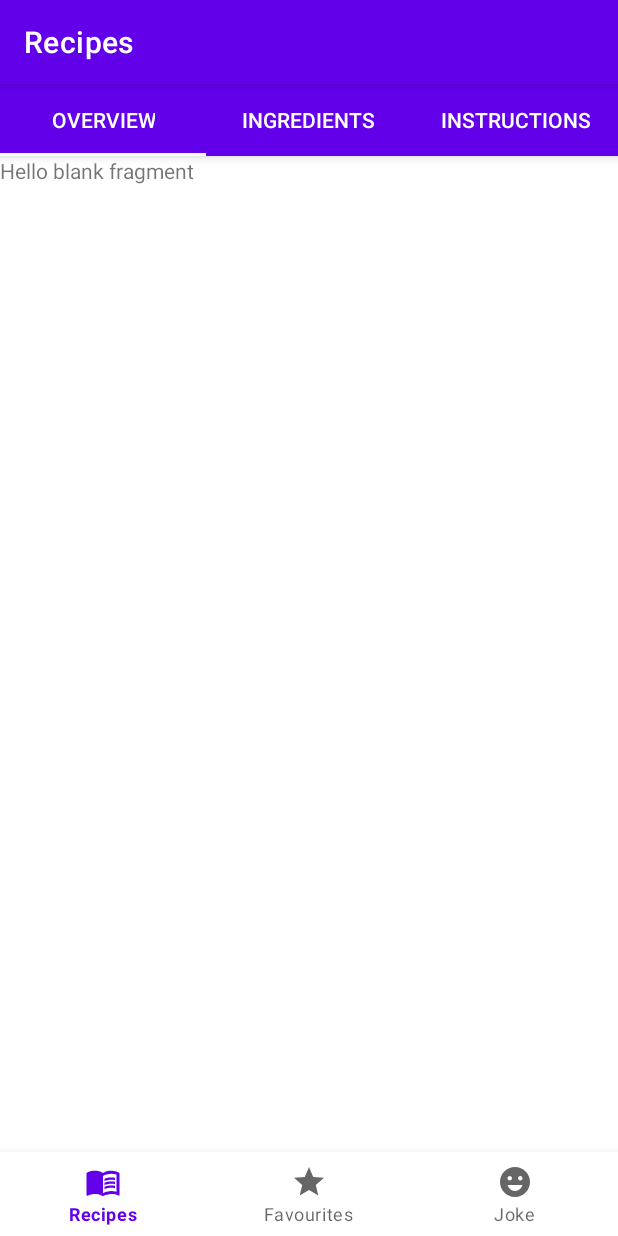
After one commit to rmalldt/cookbook-mvvm, an Android app: the fragment DetailsFragment placed in its activity, on a phone screen of 412 x 824 dp. The commit adds this screen. Run offline under Robolectric (Android 15) with nearby library versions, the phone set to English and light mode, and no system bars; our stand-ins replace Dagger/Hilt's generated code, Room's generated code, Timber, navigation-ui; pictures from the network do not load; Roboto replaces fonts that are not available here; 3 statements that could not run were skipped.

Commit message:
Added DetailsFragment and setup viewpager tablayout

```diff
--- a/app/src/main/java/com/rm/myrecipes/ui/fragments/recipes/RecipesBottomSheetFragment.kt
+++ b/app/src/main/java/com/rm/myrecipes/ui/fragments/recipes/RecipesBottomSheetFragment.kt
@@ -104,7 +104,7 @@ class RecipesBottomSheetFragment : BottomSheetDialogFragment() {
             }
 
             findNavController().navigate(RecipesBottomSheetFragmentDirections
-                .actionRecipesBottomSheetFragmentToRecipesFragment(true)
+                .actionRecipesBottomSheetFragmentToRecipesFragment()
             )
         }
     }
--- a/app/src/main/java/com/rm/myrecipes/ui/fragments/recipes/RecipesFragment.kt
+++ b/app/src/main/java/com/rm/myrecipes/ui/fragments/recipes/RecipesFragment.kt
@@ -21,6 +21,7 @@ import com.rm.myrecipes.databinding.FragmentRecipesBinding
 import com.rm.myrecipes.domain.data.Recipes
 import com.rm.myrecipes.ui.common.FetchState
 import com.rm.myrecipes.ui.common.UiState
+import com.rm.myrecipes.ui.fragments.recipes.adapter.RecipesAdapter
 import com.rm.myrecipes.ui.utils.setGone
 import com.rm.myrecipes.ui.utils.setVisible
 import com.rm.myrecipes.ui.utils.toast
--- a/app/src/main/java/com/rm/myrecipes/ui/fragments/recipes/RecipesAdapter.kt
+++ b/app/src/main/java/com/rm/myrecipes/ui/fragments/recipes/adapter/RecipesAdapter.kt
@@ -1,4 +1,4 @@
-package com.rm.myrecipes.ui.fragments.recipes
+package com.rm.myrecipes.ui.fragments.recipes.adapter
 
 import android.view.LayoutInflater
 import android.view.View
@@ -6,11 +6,13 @@ import android.view.ViewGroup
 import android.widget.ImageView
 import android.widget.TextView
 import androidx.core.content.ContextCompat
+import androidx.navigation.findNavController
 import androidx.recyclerview.widget.DiffUtil
 import androidx.recyclerview.widget.RecyclerView
 import com.rm.myrecipes.R
 import com.rm.myrecipes.databinding.RecipesRowItemLayoutBinding
 import com.rm.myrecipes.domain.data.Recipe
+import com.rm.myrecipes.ui.fragments.recipes.RecipesFragmentDirections
 import com.rm.myrecipes.ui.utils.AdapterDiffUtil
 import com.rm.myrecipes.ui.utils.loadImageWithGlide
 
@@ -34,8 +36,12 @@ class RecipesAdapter : RecyclerView.Adapter<RecipesAdapter.RecipeViewHolder>() {
     }
 
     override fun onBindViewHolder(holder: RecipeViewHolder, position: Int) {
-        val recipe = recipeList.get(position)
+        val recipe = recipeList[position]
         holder.bind(recipe)
+        holder.itemView.setOnClickListener {
+            it.findNavController()
+                .navigate(RecipesFragmentDirections.actionRecipesFragmentToDetailsFragment(recipe))
+        }
     }
 
     override fun getItemCount(): Int = recipeList.size
--- /dev/null
+++ b/app/src/main/java/com/rm/myrecipes/ui/fragments/recipes/details/DetailsFragment.kt
@@ -0,0 +1,64 @@
+package com.rm.myrecipes.ui.fragments.recipes.details
+
+import android.os.Bundle
+import android.view.LayoutInflater
+import android.view.View
+import android.view.ViewGroup
+import androidx.fragment.app.Fragment
+import androidx.navigation.fragment.navArgs
+import com.google.android.material.tabs.TabLayoutMediator
+import com.rm.myrecipes.databinding.FragmentDetailsBinding
+import com.rm.myrecipes.ui.fragments.recipes.details.adapter.ViewPagerAdapter
+import com.rm.myrecipes.ui.fragments.recipes.details.ingredients.IngredientsFragment
+import com.rm.myrecipes.ui.fragments.recipes.details.instructions.InstructionsFragment
+import com.rm.myrecipes.ui.fragments.recipes.details.overview.OverviewFragment
+import timber.log.Timber
+
+class DetailsFragment : Fragment() {
+
+    private var _binding: FragmentDetailsBinding? = null
+    private val binding get() = _binding!!
+
+    private lateinit var viewPagerAdapter: ViewPagerAdapter
+
+    private val recipeArg by navArgs<DetailsFragmentArgs>()
+
+    override fun onCreateView(
+        inflater: LayoutInflater, container: ViewGroup?,
+        savedInstanceState: Bundle?
+    ): View {
+        _binding = FragmentDetailsBinding.inflate(inflater, container, false)
+        return binding.root
+    }
+
+    override fun onViewCreated(view: View, savedInstanceState: Bundle?) {
+        super.onViewCreated(view, savedInstanceState)
+        Timber.d("Recipe: ${recipeArg.recipe}")
+        setViewPagerTabLayout()
+    }
+
+    private fun setViewPagerTabLayout() {
+        val fragments = listOf(
+            OverviewFragment(),
+            IngredientsFragment(),
+            InstructionsFragment()
+        )
+        val bundle = Bundle()
+        bundle.putParcelable("recipe", recipeArg.recipe)
+        viewPagerAdapter = ViewPagerAdapter(fragments, bundle, childFragmentManager, lifecycle)
+        binding.viewPager.adapter = viewPagerAdapter
+
+        TabLayoutMediator(binding.tabLayout, binding.viewPager) { tab, position ->
+            when (position) {
+                0 -> tab.text = "Overview"
+                1 -> tab.text = "Ingredients"
+                2 -> tab.text = "Instructions"
+            }
+        }.attach()
+    }
+
+    override fun onDestroy() {
+        super.onDestroy()
+        _binding = null
+    }
+}
--- /dev/null
+++ b/app/src/main/java/com/rm/myrecipes/ui/fragments/recipes/details/adapter/ViewPagerAdapter.kt
@@ -0,0 +1,22 @@
+package com.rm.myrecipes.ui.fragments.recipes.details.adapter
+
+import android.os.Bundle
+import androidx.fragment.app.Fragment
+import androidx.fragment.app.FragmentManager
+import androidx.lifecycle.Lifecycle
+import androidx.viewpager2.adapter.FragmentStateAdapter
+
+class ViewPagerAdapter(
+    private val fragments: List<Fragment>,
+    private val bundle: Bundle,
+    fragmentManager: FragmentManager,
+    lifecycle: Lifecycle,
+) : FragmentStateAdapter(fragmentManager, lifecycle ) {
+
+    override fun getItemCount(): Int = fragments.size
+
+    override fun createFragment(position: Int): Fragment {
+        fragments[position].arguments = bundle
+        return fragments[position]
+    }
+}
--- /dev/null
+++ b/app/src/main/java/com/rm/myrecipes/ui/fragments/recipes/details/overview/OverviewFragment.kt
@@ -0,0 +1,28 @@
+package com.rm.myrecipes.ui.fragments.recipes.details.overview
+
+import android.os.Bundle
+import android.view.LayoutInflater
+import android.view.View
+import android.view.ViewGroup
+import androidx.fragment.app.Fragment
+import com.rm.myrecipes.databinding.FragmentOverviewBinding
+
+class OverviewFragment : Fragment() {
+
+    private var _binding: FragmentOverviewBinding? = null
+    private val binding get() = _binding!!
+
+    override fun onCreateView(
+        inflater: LayoutInflater, container: ViewGroup?,
+        savedInstanceState: Bundle?
+    ): View {
+
+        _binding = FragmentOverviewBinding.inflate(inflater, container, false)
+        return binding.root
+    }
+
+    override fun onDestroy() {
+        super.onDestroy()
+        _binding = null
+    }
+}
--- /dev/null
+++ b/app/src/main/res/layout/fragment_details.xml
@@ -0,0 +1,38 @@
+<?xml version="1.0" encoding="utf-8"?>
+<androidx.constraintlayout.widget.ConstraintLayout xmlns:android="http://schemas.android.com/apk/res/android"
+    xmlns:app="http://schemas.android.com/apk/res-auto"
+    xmlns:tools="http://schemas.android.com/tools"
+    android:layout_width="match_parent"
+    android:layout_height="match_parent"
+    android:theme="@style/DetailsFragmentStyle"
+    tools:context=".ui.fragments.recipes.details.DetailsFragment">
+
+    <com.google.android.material.appbar.AppBarLayout
+        android:id="@+id/appBarLayout"
+        android:layout_width="match_parent"
+        android:layout_height="wrap_content"
+        app:layout_constraintEnd_toEndOf="parent"
+        app:layout_constraintStart_toStartOf="parent"
+        app:layout_constraintTop_toTopOf="parent">
+
+    <com.google.android.material.tabs.TabLayout
+        android:id="@+id/tabLayout"
+        style="@style/CustomTabLayoutStyle"
+        android:layout_width="match_parent"
+        android:layout_height="match_parent"
+        app:layout_scrollFlags="scroll|enterAlways"
+        app:tabTextAppearance="@style/CustomTabTextStyle"/>
+
+    </com.google.android.material.appbar.AppBarLayout>
+
+    <androidx.viewpager2.widget.ViewPager2
+        android:id="@+id/viewPager"
+        android:layout_width="match_parent"
+        android:layout_height="0dp"
+        app:layout_constraintBottom_toBottomOf="parent"
+        app:layout_constraintEnd_toEndOf="parent"
+        app:layout_constraintHorizontal_bias="0.0"
+        app:layout_constraintStart_toStartOf="parent"
+        app:layout_constraintTop_toBottomOf="@+id/appBarLayout" />
+
+</androidx.constraintlayout.widget.ConstraintLayout>
--- /dev/null
+++ b/app/src/main/res/layout/fragment_overview.xml
@@ -0,0 +1,14 @@
+<?xml version="1.0" encoding="utf-8"?>
+<FrameLayout xmlns:android="http://schemas.android.com/apk/res/android"
+    xmlns:tools="http://schemas.android.com/tools"
+    android:layout_width="match_parent"
+    android:layout_height="match_parent"
+    tools:context=".ui.fragments.recipes.details.overview.OverviewFragment">
+
+    <!-- TODO: Update blank fragment layout -->
+    <TextView
+        android:layout_width="match_parent"
+        android:layout_height="match_parent"
+        android:text="@string/hello_blank_fragment" />
+
+</FrameLayout>
--- a/app/src/main/res/navigation/app_nav.xml
+++ b/app/src/main/res/navigation/app_nav.xml
@@ -12,10 +12,9 @@
         <action
             android:id="@+id/action_recipesFragment_to_recipesBottomSheetFragment"
             app:destination="@id/recipesBottomSheetFragment" />
-        <argument
-            android:name="recipe_applied"
-            app:argType="boolean"
-            android:defaultValue="false" />
+        <action
+            android:id="@+id/action_recipesFragment_to_detailsFragment"
+            app:destination="@id/detailsFragment" />
     </fragment>
     <fragment
         android:id="@+id/favouriteRecipesFragment"
@@ -30,10 +29,19 @@
     <dialog
         android:id="@+id/recipesBottomSheetFragment"
         android:name="com.rm.myrecipes.ui.fragments.recipes.RecipesBottomSheetFragment"
-        android:label="fragment_recipes_bottom_sheet"
+        android:label="Meal Selections"
         tools:layout="@layout/fragment_recipes_bottom_sheet" >
         <action
             android:id="@+id/action_recipesBottomSheetFragment_to_recipesFragment"
             app:destination="@id/recipesFragment" />
     </dialog>
+    <fragment
+        android:id="@+id/detailsFragment"
+        android:name="com.rm.myrecipes.ui.fragments.recipes.details.DetailsFragment"
+        android:label="Details"
+        tools:layout="@layout/fragment_details" >
+        <argument
+            android:name="recipe"
+            app:argType="com.rm.myrecipes.domain.data.Recipe" />
+    </fragment>
 </navigation>
--- a/app/src/main/res/values/colors.xml
+++ b/app/src/main/res/values/colors.xml
@@ -24,4 +24,7 @@
     <color name="checkedChipTextColor">@color/colorPrimary</color>
     <color name="chipTextColor">@color/darkGray</color>
 
+    <!-- Actionbar Background Colours -->
+    <color name="actionBarBackgroundColor">@color/colorPrimary</color>
+
 </resources>
--- a/app/src/main/res/values/strings.xml
+++ b/app/src/main/res/values/strings.xml
@@ -35,5 +35,7 @@
     <string name="whole30">Whole30</string>
     <string name="apply">Apply</string>
     <string name="search">Search</string>
+    <!-- TODO: Remove or change this placeholder text -->
+    <string name="hello_blank_fragment">Hello blank fragment</string>
 
 </resources>
--- a/app/src/main/res/values/themes.xml
+++ b/app/src/main/res/values/themes.xml
@@ -6,10 +6,30 @@
         <item name="colorAccent">@color/colorAccent</item>
     </style>
 
-
     <style name="CustomChipStyle" parent="Widget.MaterialComponents.Chip.Filter">
         <item name="chipBackgroundColor">@color/chip_background_color</item>
         <item name="android:textColor">@color/chip_text_color</item>
         <item name="checkedIconTint">@color/chip_text_color</item>
     </style>
+
+    <style name="DetailsFragmentStyle" parent="Theme.MaterialComponents.DayNight.NoActionBar">
+        <item name="colorPrimary">@color/colorPrimary</item>
+        <item name="colorPrimaryDark">@color/colorPrimaryDark</item>
+        <item name="colorAccent">@color/colorAccent</item>
+        <item name="colorControlNormal">@color/white</item>
+        <item name="windowActionBar">false</item>
+        <item name="android:statusBarColor">@color/colorPrimaryDark</item>
+    </style>
+
+    <style name="CustomTabLayoutStyle" parent="Widget.Design.TabLayout">
+        <item name="background">@color/actionBarBackgroundColor</item>
+        <item name="tabIndicatorColor">@color/white</item>
+        <item name="tabIndicatorHeight">2dp</item>
+        <item name="tabSelectedTextColor">@color/white</item>
+    </style>
+
+    <style name="CustomTabTextStyle" parent="TextAppearance.Design.Tab">
+        <item name="android:textColor">@color/white</item>
+    </style>
+
 </resources>
```
Also changed, not shown: app/src/main/java/com/rm/myrecipes/domain/data/Recipe.kt (+9 -3 lines), app/src/main/java/com/rm/myrecipes/ui/fragments/recipes/details/ingredients/IngredientsFragment.kt (added, +29 -0 lines), app/src/main/java/com/rm/myrecipes/ui/fragments/recipes/details/instructions/InstructionsFragment.kt (added, +30 -0 lines), app/src/main/res/layout/fragment_ingredients.xml (added, +14 -0 lines), app/src/main/res/layout/fragment_instructions.xml (added, +14 -0 lines).
